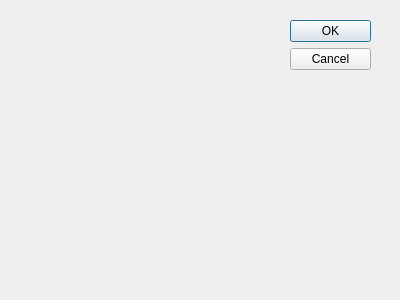
Above: BlackJack/InterfaceGrafica/novo.ui from gianricardo/prog3 before the change. Below: the same form after it.
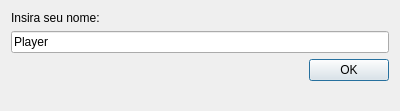
That is the form after the change.

Commit message: interface corrigida

Diff of the .ui file:
```diff
--- a/BlackJack/InterfaceGrafica/novo.ui
+++ b/BlackJack/InterfaceGrafica/novo.ui
@@ -9,28 +9,38 @@
     <x>0</x>
     <y>0</y>
     <width>400</width>
-    <height>300</height>
+    <height>111</height>
    </rect>
   </property>
   <property name="windowTitle">
    <string>Dialog</string>
   </property>
-  <widget name="buttonBox" class="QDialogButtonBox">
-   <property name="geometry">
-    <rect>
-     <x>290</x>
-     <y>20</y>
-     <width>81</width>
-     <height>241</height>
-    </rect>
-   </property>
+  <layout class="QGridLayout" name="gridLayout">
+   <item row="0" column="0">
+    <widget class="QLabel" name="label">
+     <property name="text">
+      <string>Insira seu nome:</string>
+     </property>
+    </widget>
+   </item>
+   <item row="1" column="0" rowspan="2" colspan="2">
+    <widget class="QLineEdit" name="lineEdit">
+     <property name="text">
+      <string>Player</string>
+     </property>
+    </widget>
+   </item>
+   <item row="3" column="1">
+    <widget class="QDialogButtonBox" name="buttonBox">
    <property name="orientation">
     <enum>Qt::Vertical</enum>
    </property>
    <property name="standardButtons">
-    <set>QDialogButtonBox::Cancel|QDialogButtonBox::Ok</set>
-   </property>
-  </widget>
+      <set>QDialogButtonBox::Ok</set>
+     </property>
+    </widget>
+   </item>
+  </layout>
  </widget>
  <pixmapfunction/>
  <resources/>
```
Left out of the diff: 7 changed lines with no effect on the pictures. Lines whose indentation alone changed are shown as unchanged. The commit also changes 4 other files.
